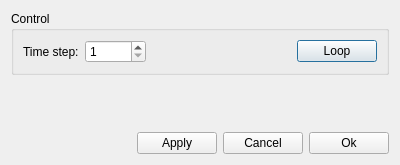
Above: ElmerGUI/vtkpost/timestep.ui from tehnick/elmerfem before the change. Below: the same form after it.
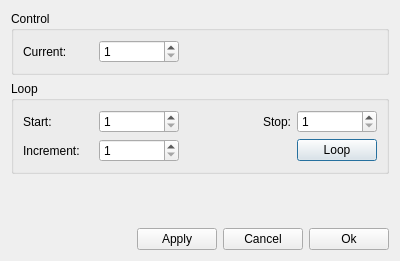
That is the form after the change. Icons and pictures are not drawn.

Commit message: ElmerGUI: Updated time step control for postprocessor

What changed in the file:
```diff
--- a/ElmerGUI/vtkpost/timestep.ui
+++ b/ElmerGUI/vtkpost/timestep.ui
@@ -6,7 +6,7 @@
     <x>0</x>
     <y>0</y>
     <width>400</width>
-    <height>165</height>
+    <height>261</height>
    </rect>
   </property>
   <property name="windowTitle" >
@@ -26,13 +26,25 @@
        <layout class="QHBoxLayout" >
         <item>
          <widget class="QLabel" name="timeStepLabel" >
+          <property name="minimumSize" >
+           <size>
+            <width>70</width>
+            <height>0</height>
+           </size>
+          </property>
           <property name="text" >
-           <string>Time step:</string>
+           <string>Current:</string>
           </property>
          </widget>
         </item>
         <item>
          <widget class="QSpinBox" name="timeStep" >
+          <property name="minimumSize" >
+           <size>
+            <width>80</width>
+            <height>0</height>
+           </size>
+          </property>
           <property name="maximumSize" >
            <size>
             <width>16777215</width>
@@ -60,13 +72,126 @@
           </property>
          </spacer>
         </item>
-        <item>
+       </layout>
+      </item>
+     </layout>
+    </widget>
+   </item>
+   <item>
+    <widget class="QGroupBox" name="loopGroup" >
+     <property name="title" >
+      <string>Loop</string>
+     </property>
+     <layout class="QVBoxLayout" >
+      <item>
+       <layout class="QGridLayout" >
+        <item row="0" column="0" >
+         <widget class="QLabel" name="startLabel" >
+          <property name="text" >
+           <string>Start:</string>
+          </property>
+         </widget>
+        </item>
+        <item row="0" column="1" >
+         <widget class="QSpinBox" name="start" >
+          <property name="minimumSize" >
+           <size>
+            <width>80</width>
+            <height>0</height>
+           </size>
+          </property>
+          <property name="maximumSize" >
+           <size>
+            <width>16777215</width>
+            <height>24</height>
+           </size>
+          </property>
+          <property name="minimum" >
+           <number>1</number>
+          </property>
+          <property name="maximum" >
+           <number>99999</number>
+          </property>
+         </widget>
+        </item>
+        <item row="0" column="3" >
+         <widget class="QLabel" name="stopLabel" >
+          <property name="text" >
+           <string>Stop:</string>
+          </property>
+         </widget>
+        </item>
+        <item row="0" column="4" >
+         <widget class="QSpinBox" name="stop" >
+          <property name="minimumSize" >
+           <size>
+            <width>70</width>
+            <height>0</height>
+           </size>
+          </property>
+          <property name="maximumSize" >
+           <size>
+            <width>16777215</width>
+            <height>24</height>
+           </size>
+          </property>
+          <property name="minimum" >
+           <number>1</number>
+          </property>
+          <property name="maximum" >
+           <number>99999</number>
+          </property>
+         </widget>
+        </item>
+        <item row="1" column="0" >
+         <widget class="QLabel" name="label" >
+          <property name="minimumSize" >
+           <size>
+            <width>70</width>
+            <height>0</height>
+           </size>
+          </property>
+          <property name="text" >
+           <string>Increment:</string>
+          </property>
+         </widget>
+        </item>
+        <item row="1" column="1" >
+         <widget class="QSpinBox" name="increment" >
+          <property name="maximumSize" >
+           <size>
+            <width>16777215</width>
+            <height>24</height>
+           </size>
+          </property>
+          <property name="minimum" >
+           <number>1</number>
+          </property>
+          <property name="maximum" >
+           <number>99999</number>
+          </property>
+         </widget>
+        </item>
+        <item row="1" column="4" >
          <widget class="QPushButton" name="loopButton" >
           <property name="text" >
            <string>Loop</string>
           </property>
          </widget>
         </item>
+        <item row="0" column="2" >
+         <spacer>
+          <property name="orientation" >
+           <enum>Qt::Horizontal</enum>
+          </property>
+          <property name="sizeHint" >
+           <size>
+            <width>40</width>
+            <height>20</height>
+           </size>
+          </property>
+         </spacer>
+        </item>
        </layout>
       </item>
      </layout>
```
The commit also changes 2 other files.
